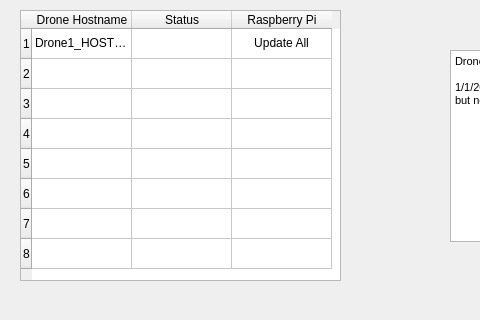
This is dialog.ui in adroyalz/UAS_GroundControlStation as Qt 5 draws it before an edit; both pictures show x 0 to 480 and y 0 to 320 of the 800 by 600 pixel window. The edited form follows.
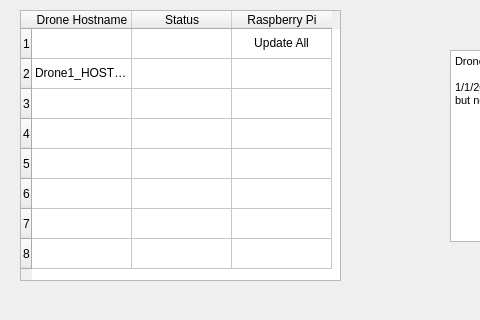
This is the edited form.

Commit message: Insert row count and (static) drone hostnames/statuses

Diff of the .ui file:
```diff
--- a/dialog.ui
+++ b/dialog.ui
@@ -79,7 +79,7 @@
    </column>
    <item row="0" column="0">
     <property name="text">
-     <string>Drone1_HOSTNAME</string>
+     <string/>
     </property>
    </item>
    <item row="0" column="2">
@@ -99,6 +99,11 @@
      </brush>
     </property>
    </item>
+   <item row="1" column="0">
+    <property name="text">
+     <string>Drone1_HOSTNAME</string>
+    </property>
+   </item>
   </widget>
   <widget class="QTextBrowser" name="textBrowser">
    <property name="geometry">
```
Left out of the diff: 8 changed lines with no effect on the pictures. The commit also changes 2 other files.
